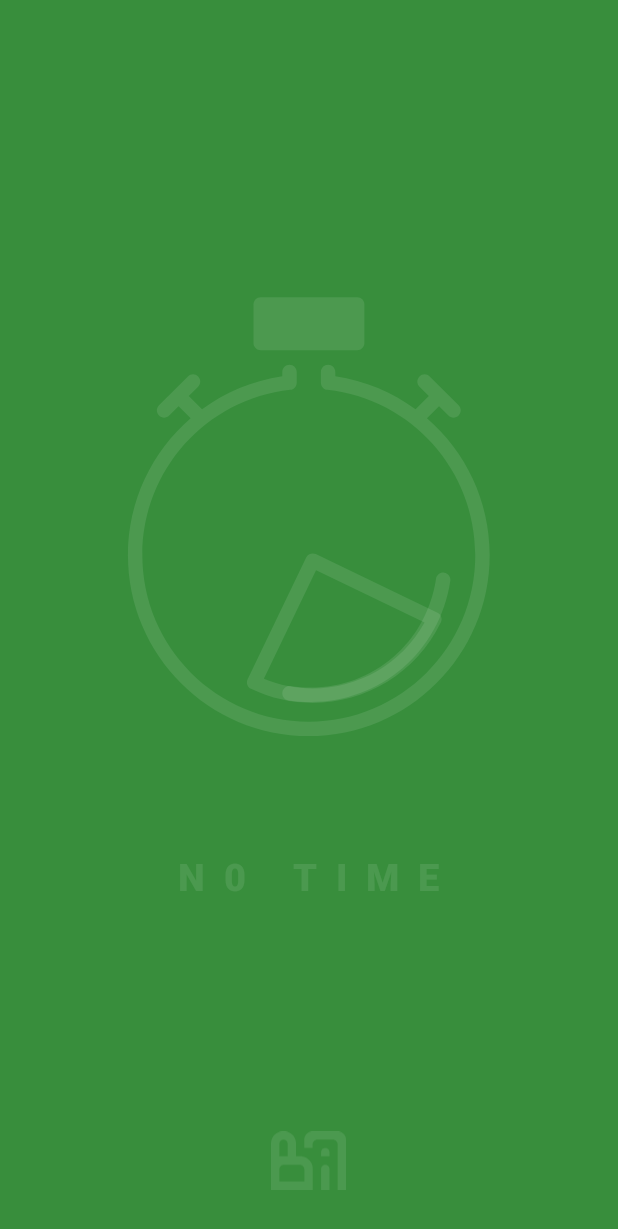
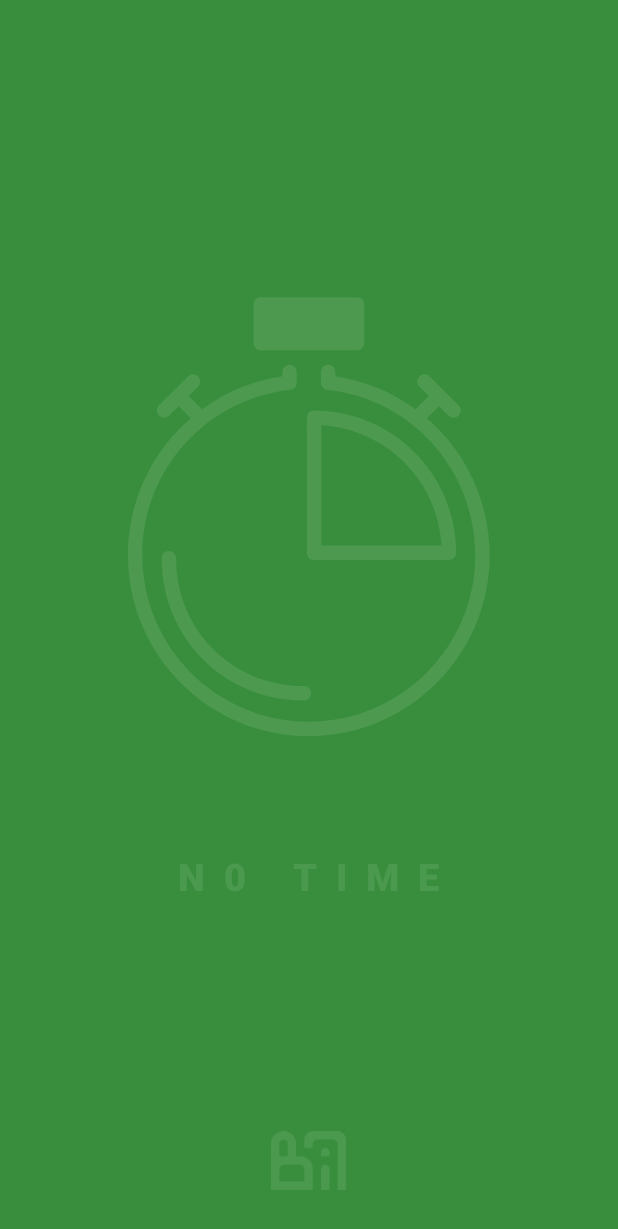
Before and after one commit to Meauh/no-time-app, an Android app: the first screen one second after launch (SplashScreen), on a phone screen of 412 x 824 dp. Shown: the top 1229 px of the screen. Run offline under Robolectric (Android 15) with nearby library versions, the phone set to English and light mode, and no system bars.

Commit message:
splash screen animation edit

```diff
--- a/app/src/main/java/com/example/notime/SplashScreen.java
+++ b/app/src/main/java/com/example/notime/SplashScreen.java
@@ -49,7 +49,7 @@ public class SplashScreen extends AppCompatActivity {
 //              CustomIntent.customType(SplashScreen.this, "fadein-to-fadeout");
                 finish();
             }
-        },4000);
+        },3000);
 
     }
 }
--- a/app/src/main/res/anim/logo_animation.xml
+++ b/app/src/main/res/anim/logo_animation.xml
@@ -7,7 +7,7 @@
 <!--        android:fromYDelta="-50%" />-->
 
     <alpha
-        android:duration="2000"
+        android:duration="2500"
         android:fromAlpha="0.1"
         android:toAlpha="1.0" />
 
--- a/app/src/main/res/anim/text_animation.xml
+++ b/app/src/main/res/anim/text_animation.xml
@@ -4,10 +4,10 @@
     <translate
         android:duration="1000"
         android:fromXDelta="0%"
-        android:fromYDelta="-50%" />
+        android:fromYDelta="-70%" />
 
     <alpha
-        android:duration="1000"
+        android:duration="2000"
         android:fromAlpha="0.1"
         android:toAlpha="1.0" />
 </set>
--- a/app/src/main/res/layout/splash_screen.xml
+++ b/app/src/main/res/layout/splash_screen.xml
@@ -14,7 +14,7 @@
 
         <com.airbnb.lottie.LottieAnimationView
             android:id="@+id/timer"
-            app:lottie_speed="0.5"
+            app:lottie_speed="0.75"
             android:layout_above="@+id/no_time_text"
             app:lottie_rawRes="@raw/timer"
             app:lottie_colorFilter="@color/white"
```
